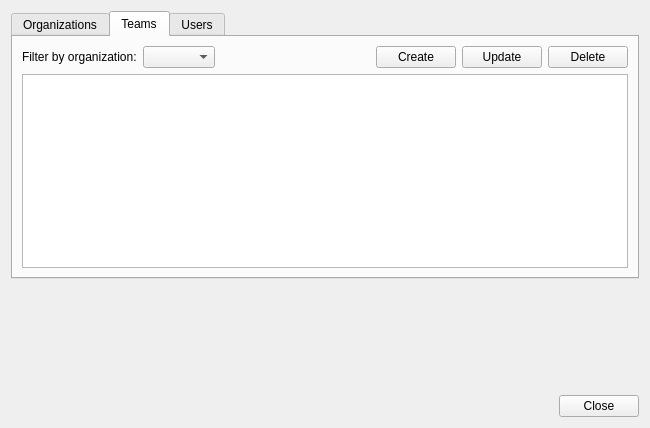
Above: core/ui/toolbars/cm/resources_management.ui from Giswater/giswater_qgis_plugin before the change. Below: the same form after it.
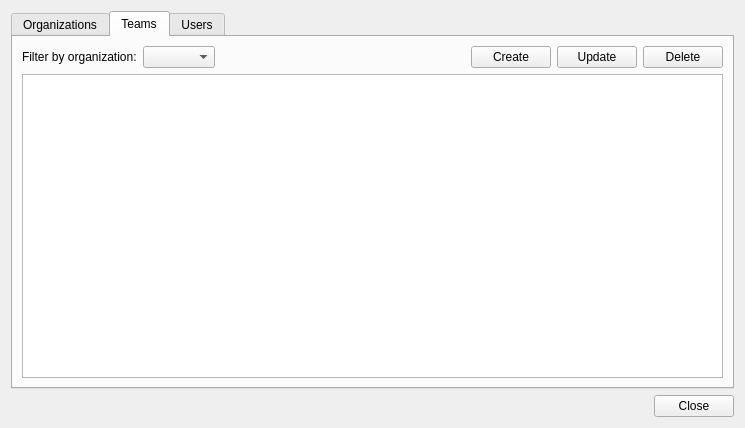
That is the form after the change. The open tabs and pages were chosen to show the change.

Commit message: fix: replace label text

The edit to the form file:
```diff
--- a/core/ui/toolbars/cm/resources_management.ui
+++ b/core/ui/toolbars/cm/resources_management.ui
@@ -6,7 +6,7 @@
    <rect>
     <x>0</x>
     <y>0</y>
-    <width>650</width>
+    <width>745</width>
     <height>428</height>
    </rect>
   </property>
@@ -18,6 +18,12 @@
     <layout class="QGridLayout" name="gridLayout">
      <item row="0" column="0">
       <widget class="QTabWidget" name="users">
+       <property name="sizePolicy">
+        <sizepolicy hsizetype="Expanding" vsizetype="Expanding">
+         <horstretch>0</horstretch>
+         <verstretch>0</verstretch>
+        </sizepolicy>
+       </property>
        <property name="currentIndex">
         <number>0</number>
        </property>
@@ -136,7 +142,14 @@
           </layout>
          </item>
          <item row="1" column="0">
-          <widget class="QTableView" name="tbl_teams"/>
+          <widget class="QTableView" name="tbl_teams">
+           <property name="sizePolicy">
+            <sizepolicy hsizetype="Expanding" vsizetype="Expanding">
+             <horstretch>0</horstretch>
+             <verstretch>0</verstretch>
+            </sizepolicy>
+           </property>
+          </widget>
          </item>
         </layout>
        </widget>
@@ -202,19 +215,6 @@
      </item>
     </layout>
    </item>
-   <item>
-    <spacer name="verticalSpacer_2">
-     <property name="orientation">
-      <enum>Qt::Vertical</enum>
-     </property>
-     <property name="sizeHint" stdset="0">
-      <size>
-       <width>20</width>
-       <height>40</height>
-      </size>
-     </property>
-    </spacer>
-   </item>
    <item>
     <layout class="QGridLayout" name="lyt_buttons">
      <item row="0" column="0">
```
Left out of the diff: 2 changed lines with no effect on the pictures.
